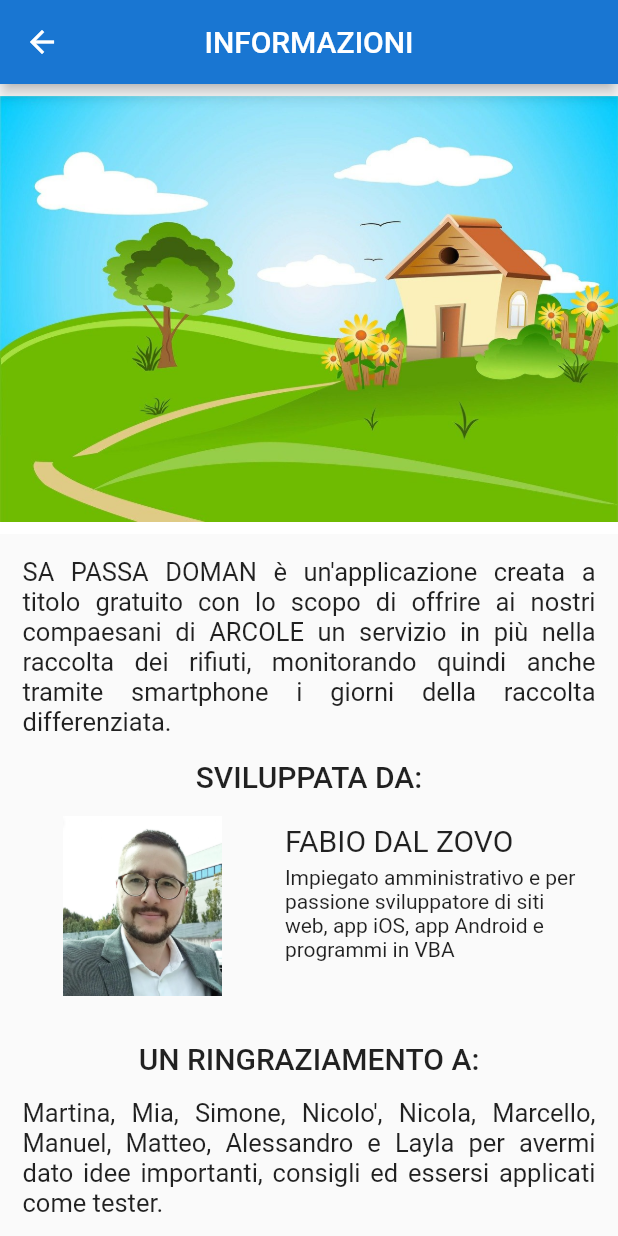
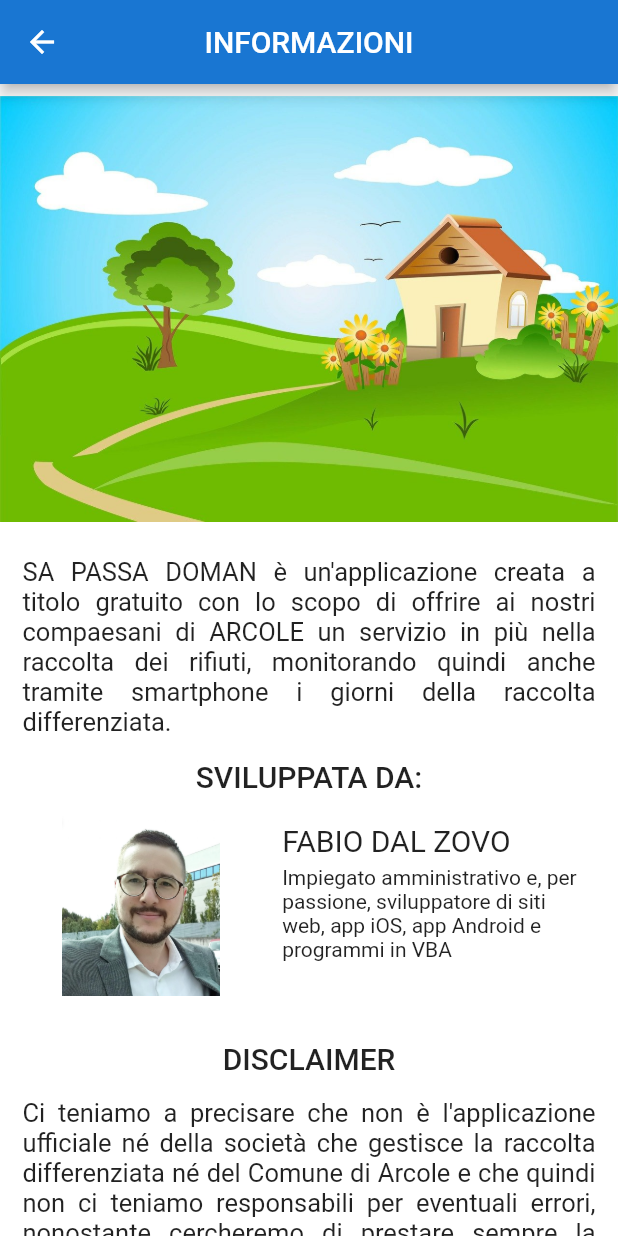
Before and after one commit to FabiodzDev/sa-passa-doman, a Flutter app: the screen it shows after launch, item 5 of the bottom bar chosen, in the side drawer, after a tap on "INFORMAZIONI APP", on a phone screen of 412 x 824 dp. Run offline on Flutter 3.47's test engine with Material 2 defaults, Android fonts, the phone set to English and light mode, and no system bars; our stand-ins replace firebase_core, firebase_messaging, flutter_icons, group_button, like_button, shared_preferences and 1 more; accounts and stored records are empty.

Commit message:
Aggiornamento foto, drawer e pag facebook e numeri utili

```diff
--- a/lib/informazioni.dart
+++ b/lib/informazioni.dart
@@ -10,6 +10,8 @@ class Informazioni extends StatelessWidget {
           backgroundColor: Colors.blue[700],
         ),
       body: SafeArea(
+      child: Container(
+        color: Colors.white,
         child: ListView(
           children: [
             Container(
@@ -55,10 +57,10 @@ class Informazioni extends StatelessWidget {
                     children: [
                       Text("FABIO DAL ZOVO", style: TextStyle(fontSize: 20),),
                       SizedBox(height: 5,),
-                    Text("Impiegato amministrativo e per ",
+                      Text("Impiegato amministrativo e, per ",
                         textAlign: TextAlign.justify,
                       ),
-                    Text("passione sviluppatore di siti ",
+                      Text("passione, sviluppatore di siti ",
                         textAlign: TextAlign.justify,
                       ),
                       Text("web, app iOS, app Android e ",
@@ -76,18 +78,7 @@ class Informazioni extends StatelessWidget {
               ],
             ),
             SizedBox(height: 15,),
-          Center(child: Text("UN RINGRAZIAMENTO A:", style: TextStyle(fontSize: 20, fontWeight: FontWeight.w500),)),
-          Container(
-            padding: EdgeInsets.all(15),
-            child: Text(
-              "Martina, Mia, Simone, Nicolo\', Nicola, Marcello, Manuel, Matteo, Alessandro e Layla per avermi dato idee importanti, consigli ed essersi applicati come tester.",
-              textAlign: TextAlign.justify,
-              style: TextStyle(
-                fontSize: 17,
-              ),
-            ),
-          ),
-          SizedBox(height: 15,),
+
 
             Center(child: Text("DISCLAIMER", style: TextStyle(fontSize: 20, fontWeight: FontWeight.w500),)),
 
@@ -116,11 +107,15 @@ class Informazioni extends StatelessWidget {
                 textAlign: TextAlign.center,
                 style: TextStyle(fontSize: 20, fontWeight: FontWeight.w800 ),
               ),
+            ),
+            SizedBox(
+              height: 30,
             )
 
 
           ],
         ),
+      ),
     )
     );
   }
--- a/lib/main.dart
+++ b/lib/main.dart
@@ -17,13 +17,18 @@ import 'zonaBlu.dart';
 import 'menuDrawer.dart';
 import 'splashScreen.dart';
 import 'package:flutter_icons/flutter_icons.dart';
+import 'package:firebase_messaging/firebase_messaging.dart';
+import 'package:firebase_core/firebase_core.dart';
+
 
 final datadomani = Dataoggi();
 final rifiutogiallo = AbbinamentoGiorniRifiuti(); // oggetto rifiuti giallo
 final rifiutoblu = AbbinamentoGiorniRifiutiBLU(); // oggetto rifiuti blu
 final iconaDaUtilizzare = ElencoIcone();
 
-void main() {
+void main() async {
+  WidgetsFlutterBinding.ensureInitialized();
+  await Firebase.initializeApp();
   runApp(MyApp());
 }
 
@@ -93,27 +98,47 @@ class _MyHomePageState extends State<MyHomePage> {
     }
   }
 
-//  void impostaZona(){
-//    if (selezionata == true) {
-//      myPages.insert(0, HomeGialla());
-//    } else if (selezionata == false) {
-//      myPages.insert(0, HomeBlu());
+
+  void autorizzazioneNotificheIos() async {
+
+    FirebaseMessaging messaging = FirebaseMessaging.instance;
+
+    NotificationSettings settings = await messaging.requestPermission(
+      alert: true,
+      announcement: false,
+      badge: true,
+      carPlay: false,
+      criticalAlert: false,
+      provisional: false,
+      sound: true,
+    );
+
+//    if (settings.authorizationStatus == AuthorizationStatus.authorized) {
+//      print('L\'utente ha accettato la notifica');
+//    } else if (settings.authorizationStatus == AuthorizationStatus.provisional) {
+//      print('User granted provisional permission');
 //    } else {
-//      myPages.insert(0, Homex());
+//      print('L\'utente ha rifiutato la notifica');
 //    }
-//    print(myPages);
-//  }
+
+  }
+
+
+
+
 
   Widget creaContainerPopup(BuildContext context){
     return PaginaPopup();
   }
 
-@override
+
+  @override
   void initState() {
     // TODO: implement initState
     super.initState();
     recuperaStatoZona();
-//    impostaZona();
+
+
   }
 
   @override
@@ -121,12 +146,15 @@ class _MyHomePageState extends State<MyHomePage> {
 
     recuperaStatoZona();
 
+    autorizzazioneNotificheIos();
+
+
 
    // String rifiutodidomanigiallo = rifiutogiallo.verifica();
     // String rifiutodidomaniblu = rifiutoblu.verifica();
 
     return Scaffold(
-      resizeToAvoidBottomPadding: false,  // DOVREBBE NON MANDARE IN OVERFLOW I BOTTONI
+      //resizeToAvoidBottomPadding: false,  // DOVREBBE NON MANDARE IN OVERFLOW I BOTTONI
       backgroundColor: Colors.white,
       appBar: AppBar(
         title: Text('SA PASSA DOMAN'),
--- a/lib/menuDrawer.dart
+++ b/lib/menuDrawer.dart
@@ -6,6 +6,7 @@ import 'package:sapassadomantter/facebookpage.dart';
 import 'package:sapassadomantter/numeriutili.dart';
 import 'package:sapassadomantter/tocati.dart';
 
+import 'altreinfo.dart';
 import 'calendarioCompletoBlu.dart';
 import 'calendarioCompletoGiallo.dart';
 import 'contatti.dart';
@@ -160,6 +161,21 @@ class _menuDrawerState extends State<menuDrawer> {
                       builder: (context) => CentroRifiuti()));
             },
           ),
+          SizedBox(height: 3,),
+          GestureDetector(
+            child: ListTile(
+              leading: Icon(FontAwesome5Solid.book_open
+
+              ),
+              title: Text("ALTRE INFO", style: TextStyle(fontSize: 18),),
+            ),
+            onTap: (){
+              Navigator.push(
+                  context,
+                  MaterialPageRoute(
+                      builder: (context) => AltreInfo()));
+            },
+          ),
 
 
 
--- a/lib/modalita.dart
+++ b/lib/modalita.dart
@@ -1042,39 +1042,11 @@ class _ModalitaDiRaccoltaState extends State<ModalitaDiRaccolta> {
               SizedBox(
                 height: 30,
               ),
-              Container(
-                padding: EdgeInsets.only(right: 15, left: 15),
-                child: Text(
-                  'ALTRE INFO:',
-                  style: TextStyle(fontWeight: FontWeight.w700, fontSize: 20),
-                ),
-              ),
+
               SizedBox(
                 height: 10,
               ),
-              Container(
-                padding: EdgeInsets.all(15),
-                child: Text(
-                  '- L\'ESPOSIZIONE DEI RIFIUTI DOVRA\' ESSERE FATTA DI FRONTE ALLA PROPRIA ABITAZIONE A PARTIRE DALLE ORE 21.00 DEL GIORNO PRIMA RISPETTO AL GIORNO INDICATO NEL CALENDARIO.',
-                  style: TextStyle(
-                    fontSize: 16,
-                  ),
-                  textAlign: TextAlign.justify,
-                ),
-              ),
-              SizedBox(
-                height: 10,
-              ),
-              Container(
-                padding: EdgeInsets.all(15),
-                child: Text(
-                  '- NON UTILIZZARE MAI SACCHETTI NERI.',
-                  style: TextStyle(
-                    fontSize: 16,
-                  ),
-                  textAlign: TextAlign.justify,
-                ),
-              ),
+
             ],
           )
         ],
```
Also changed, not shown: lib/altreinfo.dart (added, +67 -0 lines), lib/centrorifiuti.dart (+13 -7 lines), lib/contatti.dart (+74 -5 lines), lib/facebookpage.dart (+66 -32 lines), lib/tocati.dart (+104 -104 lines). Lines whose indentation alone changed are shown as unchanged.
